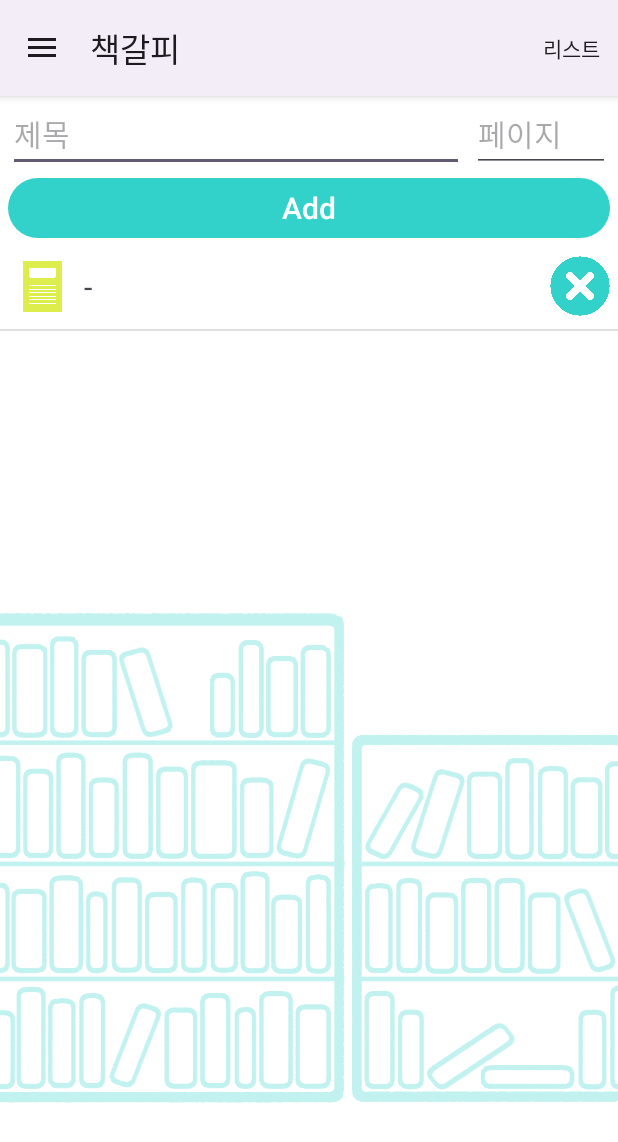
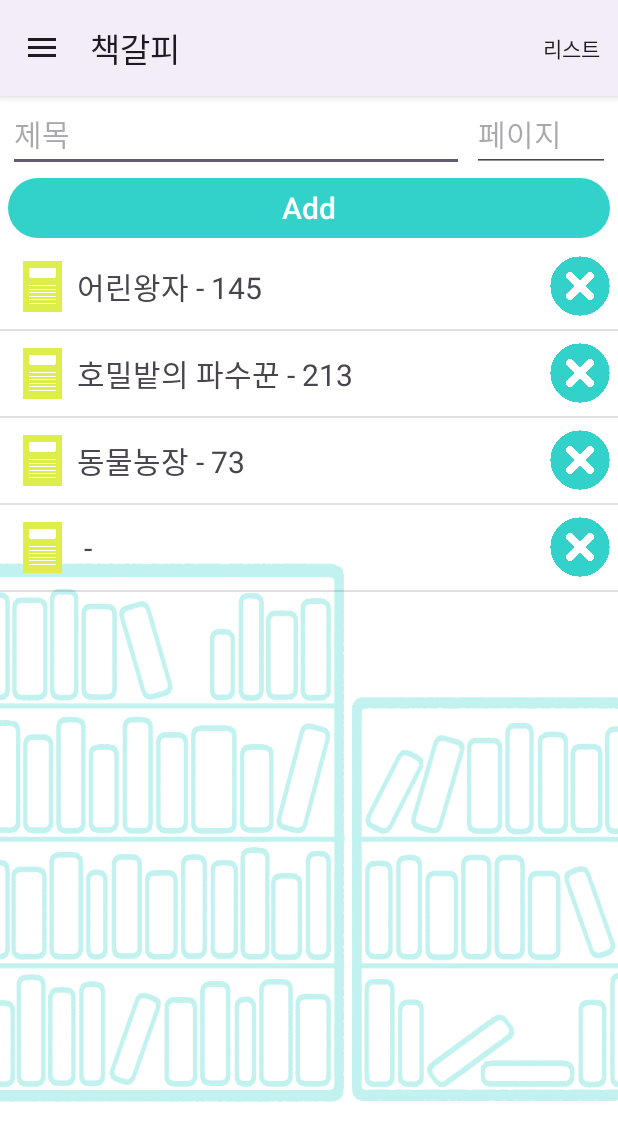
Before and after one commit to ydg0724/MobileTeamProject, an Android app: the ReadActivity screen opened directly, with no data from a screen before it, after a tap on "Add", on a phone screen of 412 x 824 dp. Shown: the top 1142 px of the screen. Run offline under Robolectric (Android 15) with nearby library versions, the phone set to English and light mode, and no system bars.

Commit message:
db data init, background rate

```diff
--- a/app/src/main/java/com/example/mobileteamproject/CalendarFragment.kt
+++ b/app/src/main/java/com/example/mobileteamproject/CalendarFragment.kt
@@ -1,6 +1,7 @@
 package com.example.mobileteamproject
 
 import android.os.Bundle
+import android.text.method.ScrollingMovementMethod
 import android.view.LayoutInflater
 import android.view.View
 import android.view.ViewGroup
@@ -52,6 +53,7 @@ class CalendarFragment : Fragment() {
 
         saveBtn.setOnClickListener {
             saveDiary()
+            contextEditText.text = null
         }
 
         updateBtn.setOnClickListener {
--- a/app/src/main/java/com/example/mobileteamproject/ReadActivity.kt
+++ b/app/src/main/java/com/example/mobileteamproject/ReadActivity.kt
@@ -42,6 +42,15 @@ class ReadActivity : AppCompatActivity() {
             val db = openOrCreateDatabase("readdb", Context.MODE_PRIVATE, null)
             db.execSQL("create table PAGE_TB (_id integer primary key autoincrement, title text not null, page text)")
             db.execSQL("create table BOOK_TB (_id integer primary key autoincrement, title text not null, rate float, note text)")
+            db.execSQL(" insert into PAGE_TB (title, page) values ('어린왕자', '145')")
+            db.execSQL(" insert into PAGE_TB (title, page) values ('호밀밭의 파수꾼', '213')")
+            db.execSQL(" insert into PAGE_TB (title, page) values ('동물농장', '73')")
+            db.execSQL(" insert into BOOK_TB (title, rate, note) values ('어린왕자', 4.5, '너의 장미꽃이 그토록 소중한 것은 그 꽃을 위해 네가 공들인 그 시간 때문이야" +
+                    "\n\n사막이 아름다운 것은 그것이 어딘가에 오아시스를 감추고 있기 때문이야" +
+                    "\n\n내가 좋아하는 사람이 나를 좋아해 주는 건 기적이야')")
+            db.execSQL(" insert into BOOK_TB (title, rate, note) values ('햄릿', 3.0, '덴마크 왕이 갑자기 죽은 후 왕의 동생 클로디어스가 왕위에 오르고, " +
+                    "얼마 지나지 않아 클로디어스가 선왕의 왕비 거트루드와 재혼한다. 갑작스런 아버지의 죽음과 아버지의 동생과 재혼을 한 어머니에 대한 원망에 " +
+                    "사로잡힌 햄릿은 한밤중 초소에서 선왕(아버지)의 망령을 만나게 되고, 동생에 의해 독살되었다는 선왕의 말에 미친 척하며 복수를 꾀하게 된다.')")
             db.close()
         }
 
--- a/app/src/main/res/layout/fragment_calendar.xml
+++ b/app/src/main/res/layout/fragment_calendar.xml
@@ -42,6 +42,7 @@
 
     <TextView
         android:id="@+id/diaryContent"
+        android:textSize="20dp"
         android:layout_width="0dp"
         android:layout_height="116dp"
         android:gravity="center"
@@ -51,7 +52,7 @@
         android:layout_marginEnd="8dp"
         app:layout_constraintStart_toStartOf="parent"
         android:layout_marginStart="8dp"
-        android:visibility="invisible" />
+        android:visibility="invisible"/>
 
 
 
--- a/app/src/main/res/layout/memo_item.xml
+++ b/app/src/main/res/layout/memo_item.xml
@@ -17,5 +17,5 @@
         android:layout_width="wrap_content"
         android:layout_height="wrap_content"
         android:layout_marginTop="4dp"
-        android:textSize="14sp"/>
+        android:textSize="20dp"/>
 </LinearLayout>
```
Also changed, not shown: app/src/main/java/com/example/mobileteamproject/MainActivity.kt (+11 -1 lines), app/src/main/java/com/example/mobileteamproject/StudyActivity.kt (+7 -2 lines), app/src/main/res/drawable/main_background.png, app/src/main/res/drawable/read_background.png.
